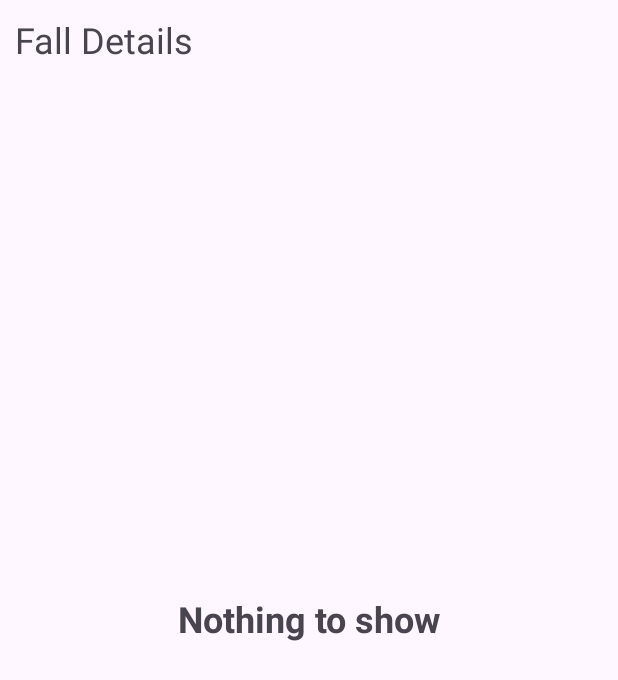
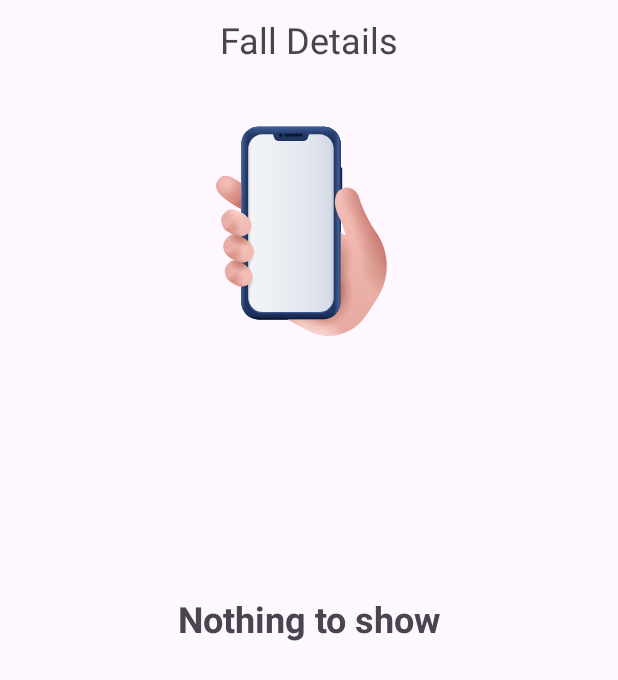
Before and after one commit to zeeshantaj/Fall_Shake_Detect, an Android app: the screen it shows after launch (Details_Activity), after a tap on "Fall History", on a phone screen of 412 x 824 dp. Shown: the top 680 px of the screen. Run offline under Robolectric (Android 15) with nearby library versions, the phone set to English and light mode, and no system bars; our stand-ins replace Room's generated code.

Commit message:
animation feature commit

```diff
--- a/app/src/main/res/layout/fragment_history_.xml
+++ b/app/src/main/res/layout/fragment_history_.xml
@@ -1,22 +1,34 @@
 <?xml version="1.0" encoding="utf-8"?>
-<androidx.constraintlayout.widget.ConstraintLayout xmlns:android="http://schemas.android.com/apk/res/android"
+<androidx.constraintlayout.motion.widget.MotionLayout xmlns:android="http://schemas.android.com/apk/res/android"
+    xmlns:app="http://schemas.android.com/apk/res-auto"
     xmlns:tools="http://schemas.android.com/tools"
     android:layout_width="match_parent"
     android:layout_height="match_parent"
-    xmlns:app="http://schemas.android.com/apk/res-auto"
+    app:layoutDescription="@xml/fragment_history__scene"
     tools:context=".DetailsActivity.History_Fragment">
 
     <TextView
         android:id="@+id/textView2"
-        android:layout_width="match_parent"
+        android:layout_width="wrap_content"
         android:layout_height="wrap_content"
         android:padding="10dp"
         android:text="@string/fall_details"
-        android:textAlignment="viewStart"
+        android:textAlignment="center"
         android:textSize="24sp"
         app:layout_constraintEnd_toEndOf="parent"
         app:layout_constraintStart_toStartOf="parent"
         app:layout_constraintTop_toTopOf="parent" />
+
+    <com.airbnb.lottie.LottieAnimationView
+        android:id="@+id/animation_view_fall"
+        android:layout_width="wrap_content"
+        android:layout_height="wrap_content"
+        app:layout_constraintEnd_toEndOf="@+id/textView2"
+        app:layout_constraintStart_toStartOf="@+id/textView2"
+        app:layout_constraintTop_toBottomOf="@+id/textView2"
+        app:lottie_loop="true"
+        app:lottie_rawRes="@raw/shake_animation" />
+
     <TextView
         android:id="@+id/fallNothingShowTxt"
         android:layout_width="wrap_content"
@@ -28,6 +40,7 @@
         app:layout_constraintEnd_toEndOf="parent"
         app:layout_constraintStart_toStartOf="parent"
         app:layout_constraintTop_toTopOf="parent" />
+
     <androidx.recyclerview.widget.RecyclerView
         android:id="@+id/fallRecyclerView"
         android:layout_width="match_parent"
@@ -35,6 +48,6 @@
         app:layout_constraintBottom_toBottomOf="parent"
         app:layout_constraintEnd_toEndOf="parent"
         app:layout_constraintStart_toStartOf="parent"
-        app:layout_constraintTop_toBottomOf="@+id/textView2" />
+        app:layout_constraintTop_toBottomOf="@+id/animation_view_fall" />
 
-</androidx.constraintlayout.widget.ConstraintLayout>
+</androidx.constraintlayout.motion.widget.MotionLayout>
--- /dev/null
+++ b/app/src/main/res/xml/fragment_history__scene.xml
@@ -0,0 +1,61 @@
+<?xml version="1.0" encoding="utf-8"?>
+<MotionScene
+    xmlns:android="http://schemas.android.com/apk/res/android"
+    xmlns:motion="http://schemas.android.com/apk/res-auto">
+
+    <Transition
+        motion:constraintSetEnd="@+id/end"
+        motion:constraintSetStart="@id/start"
+        motion:duration="1000">
+        <OnSwipe
+            motion:dragDirection="dragUp"
+            motion:nestedScrollFlags="supportScrollUp"
+            motion:touchAnchorSide="start"
+            motion:touchAnchorId="@id/animation_view_fall" />
+       <KeyFrameSet>
+       </KeyFrameSet>
+    </Transition>
+
+    <ConstraintSet android:id="@+id/start">
+
+        <Constraint
+            android:layout_height="wrap_content"
+            android:layout_width="wrap_content"
+            motion:layout_constraintTop_toBottomOf="@+id/textView2"
+            android:id="@+id/animation_view_fall"
+            motion:layout_constraintEnd_toEndOf="@+id/textView2"
+            motion:layout_constraintStart_toStartOf="@+id/textView2" />
+        <Constraint
+            android:layout_width="match_parent"
+            android:layout_height="0dp"
+            motion:layout_constraintBottom_toBottomOf="parent"
+            motion:layout_constraintTop_toBottomOf="@+id/animation_view_fall"
+            android:id="@+id/fallRecyclerView"
+            android:layout_marginBottom="5dp" />
+
+    </ConstraintSet>
+
+    <ConstraintSet android:id="@+id/end">
+        <Constraint
+            android:layout_height="wrap_content"
+            motion:layout_constraintTop_toTopOf="parent"
+            android:layout_width="wrap_content"
+            motion:layout_constraintStart_toStartOf="parent"
+            android:id="@+id/textView2" />
+        <Constraint
+            motion:layout_constraintStart_toEndOf="@+id/textView2"
+            android:layout_width="50dp"
+            android:layout_height="50dp"
+            motion:layout_constraintBottom_toBottomOf="@+id/textView2"
+            motion:layout_constraintTop_toTopOf="@+id/textView2"
+            android:id="@+id/animation_view_fall"
+            android:layout_marginStart="10dp" />
+        <Constraint
+            android:layout_width="match_parent"
+            android:layout_height="0dp"
+            motion:layout_constraintBottom_toBottomOf="parent"
+            motion:layout_constraintTop_toBottomOf="@+id/textView2"
+            android:id="@+id/fallRecyclerView"
+            android:layout_marginBottom="5dp" />
+    </ConstraintSet>
+</MotionScene>
```
